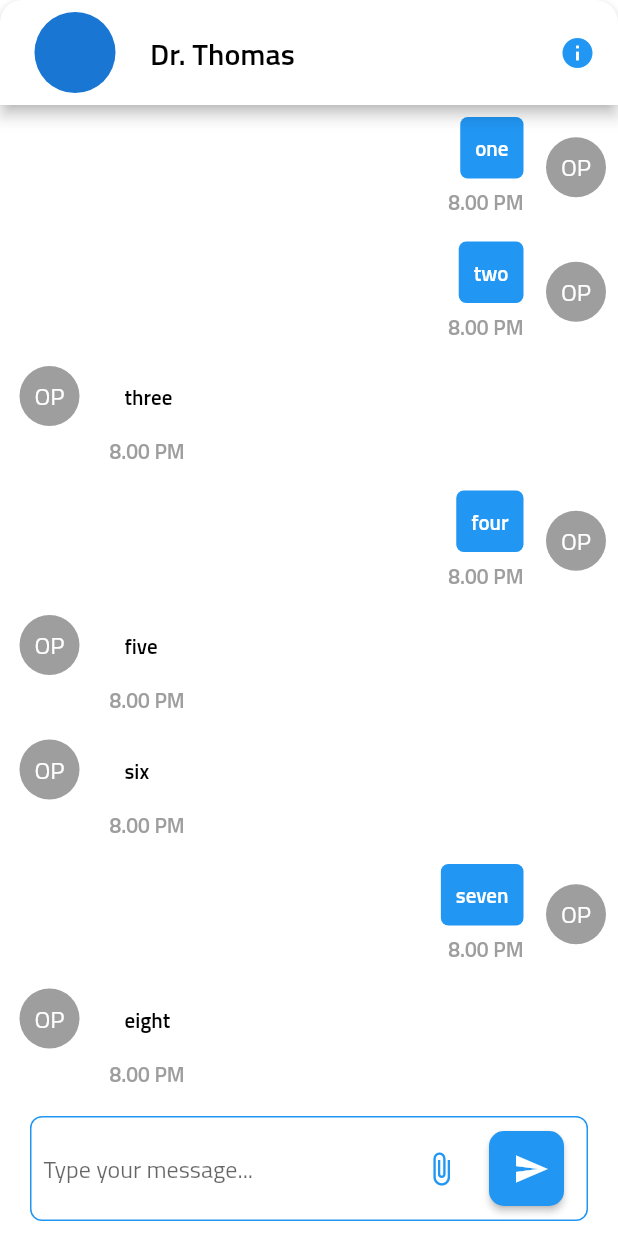
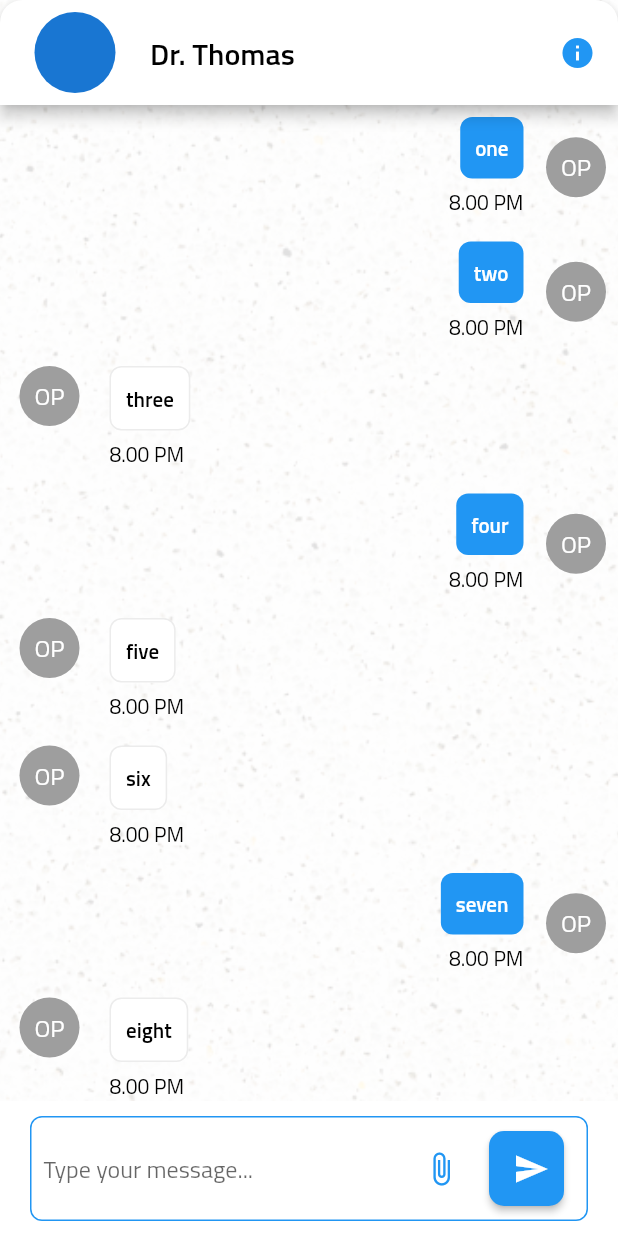
Before and after one commit to joyal670/flutter_dent, a Flutter app: the ChatPage widget shown alone on an empty page, opened directly, on a phone screen of 412 x 824 dp. Run offline on Flutter 3.47's test engine with Material 2 defaults, Android fonts, the phone set to English and light mode, and no system bars; missing offline and left inert: dart:js_interop.

Commit message:
initial commit

```diff
--- a/lib/main.dart
+++ b/lib/main.dart
@@ -1,4 +1,4 @@
-import 'package:dentcare/presentation/dashboard/signin/signin.dart';
+import 'package:dentcare/presentation/signin/signin.dart';
 import 'package:flutter/material.dart';
 
 void main() {
--- a/lib/model/chat_model.dart
+++ b/lib/model/chat_model.dart
@@ -1,8 +1,10 @@
 class ChatModel {
   int type = 0;
   String message = "";
+  bool isSelected = false;
 
-  ChatModel({required this.type, required this.message});
+  ChatModel(
+      {required this.type, required this.message, required this.isSelected});
 
   ChatModel.fromJson(Map<String, dynamic> json) {
     if (json["type"] is int) {
@@ -11,12 +13,16 @@ class ChatModel {
     if (json["message"] is String) {
       message = json["message"];
     }
+    if (json["isSelected"] is bool) {
+      isSelected = json["isSelected"];
+    }
   }
 
   Map<String, dynamic> toJson() {
     final Map<String, dynamic> _data = <String, dynamic>{};
     _data["type"] = type;
     _data["message"] = message;
+    _data["isSelected"] = isSelected;
     return _data;
   }
 }
--- a/lib/presentation/dashboard/chat_main.dart
+++ b/lib/presentation/dashboard/chat/chat_main.dart
@@ -1,10 +1,13 @@
+// ignore_for_file: prefer_const_constructors
+
 import 'dart:js_interop';
 
+import 'package:dentcare/presentation/widget/widgets.dart';
 import 'package:flutter/material.dart';
 
-import '../../core/colors.dart';
-import '../../core/dim.dart';
-import '../../model/chat_model.dart';
+import '../../../core/colors.dart';
+import '../../../core/dim.dart';
+import '../../../model/chat_model.dart';
 
 class ChatMain extends StatelessWidget {
   final isLargeScreen;
@@ -102,26 +105,22 @@ class ChatMain extends StatelessWidget {
           width15
         ],
       ),
-      // body: ListView(
-      //     children: List.generate(chatList.length, (index) {
-      //   return chatList[index].type == 0
-      //       ? ItemOne(
-      //           model: chatList[index],
-      //           isLargeScreen: isLargeScreen,
-      //         )
-      //       : ItemTwo(
-      //           model: chatList[index],
-      //           isLargeScreen: isLargeScreen,
-      //         );
-      // })),
-      body: ListView.separated(
+      body: Container(
+        decoration: BoxDecoration(
+            image: DecorationImage(
+                image: AssetImage('assets/images/inner_background.png'),
+                fit: BoxFit.cover)),
+        child: ListView.separated(
             itemBuilder: (context, index) {
               return chatList[index].type == 0
-                ? ItemOne(model: chatList[index], isLargeScreen: isLargeScreen)
-                : ItemTwo(model: chatList[index], isLargeScreen: isLargeScreen);
+                  ? ItemOne(
+                      model: chatList[index], isLargeScreen: isLargeScreen)
+                  : ItemTwo(
+                      model: chatList[index], isLargeScreen: isLargeScreen);
             },
             separatorBuilder: (context, index) => height0,
             itemCount: chatList.length),
+      ),
     );
   }
 }
@@ -146,39 +145,29 @@ class ItemOne extends StatelessWidget {
           width5,
           const CircleAvatar(
               backgroundColor: colorGrey,
-            child: Text(
-              'OP',
-              style: TextStyle(color: colorWhite),
-            ),
-          ),
+              child: TitleText(
+                  textStyle: TextStyle(color: colorWhite), title: "OP")),
           width20,
           Column(
             crossAxisAlignment: CrossAxisAlignment.start,
             children: [
-              SizedBox(
-                width: isLargeScreen
-                    ? MediaQuery.of(context).size.width * .4
-                    : MediaQuery.of(context).size.width * .7,
-                child: Container(
+              Container(
                   padding: const EdgeInsets.all(10),
                   decoration: BoxDecoration(
                       color: colorWhite,
-                    borderRadius: BorderRadius.circular(5),
-                  ),
-                  child: Text(
-                    model.message.toString(),
-                    style: const TextStyle(
+                      borderRadius: BorderRadius.circular(8),
+                      border: Border.all(color: colorGrey.withOpacity(0.2))),
+                  child: TitleText(
+                      textStyle: TextStyle(
                           color: colorBlack,
                           fontWeight: FontWeight.w600,
                           overflow: TextOverflow.clip),
-                  ),
-                ),
-              ),
+                      title: model.message)),
               height5,
-              const Text(
-                '8.00 PM',
-                style: TextStyle(color: colorGrey, fontWeight: FontWeight.w600),
-              ),
+              const TitleText(
+                  textStyle:
+                      TextStyle(color: colorBlack, fontWeight: FontWeight.w500),
+                  title: "8.00 PM"),
             ],
           )
         ],
@@ -211,31 +200,27 @@ class ItemTwo extends StatelessWidget {
                 padding: const EdgeInsets.all(10),
                 decoration: BoxDecoration(
                   color: colorBlue,
-                  borderRadius: BorderRadius.circular(5),
+                  borderRadius: BorderRadius.circular(8),
                 ),
-                child: Text(
-                  model.message,
-                  style: const TextStyle(
+                child: TitleText(
+                    textStyle: TextStyle(
                         color: colorWhite,
                         fontWeight: FontWeight.w600,
                         overflow: TextOverflow.clip),
-                ),
+                    title: model.message),
               ),
               height5,
-              const Text(
-                '8.00 PM',
-                style: TextStyle(color: colorGrey, fontWeight: FontWeight.w600),
-              ),
+              const TitleText(
+                  textStyle:
+                      TextStyle(color: colorBlack, fontWeight: FontWeight.w500),
+                  title: "8.00 PM"),
             ],
           ),
           width15,
           const CircleAvatar(
               backgroundColor: colorGrey,
-            child: Text(
-              'OP',
-              style: TextStyle(color: colorWhite),
-            ),
-          ),
+              child: TitleText(
+                  textStyle: TextStyle(color: colorWhite), title: "OP")),
         ],
       ),
     );
--- /dev/null
+++ b/lib/presentation/dashboard/chat/chat_page.dart
@@ -0,0 +1,30 @@
+import 'package:dentcare/core/colors.dart';
+import 'package:dentcare/core/dim.dart';
+import 'package:dentcare/model/chat_model.dart';
+import 'package:flutter/material.dart';
+
+import 'chat_main.dart';
+
+class ChatPage extends StatelessWidget {
+  ChatPage({super.key});
+
+  List<ChatModel> chatList = [];
+
+  @override
+  Widget build(BuildContext context) {
+    chatList.add(ChatModel(type: 1, message: "one", isSelected: true));
+    chatList.add(ChatModel(type: 1, message: "two", isSelected: true));
+    chatList.add(ChatModel(type: 0, message: "three", isSelected: true));
+    chatList.add(ChatModel(type: 1, message: "four", isSelected: true));
+    chatList.add(ChatModel(type: 0, message: "five", isSelected: true));
+    chatList.add(ChatModel(type: 0, message: "six", isSelected: true));
+    chatList.add(ChatModel(type: 1, message: "seven", isSelected: true));
+    chatList.add(ChatModel(type: 0, message: "eight", isSelected: true));
+    chatList.add(ChatModel(type: 0, message: "nine", isSelected: true));
+
+    return ChatMain(
+      chatList: chatList,
+      isLargeScreen: false,
+    );
+  }
+}
--- a/lib/presentation/dashboard/chat_page.dart
+++ /dev/null
@@ -1,30 +0,0 @@
-import 'package:dentcare/core/colors.dart';
-import 'package:dentcare/core/dim.dart';
-import 'package:dentcare/model/chat_model.dart';
-import 'package:flutter/material.dart';
-
-import 'chat_main.dart';
-
-class ChatPage extends StatelessWidget {
-  ChatPage({super.key});
-
-  List<ChatModel> chatList = [];
-
-  @override
-  Widget build(BuildContext context) {
-    chatList.add(ChatModel(type: 1, message: "one"));
-    chatList.add(ChatModel(type: 1, message: "two"));
-    chatList.add(ChatModel(type: 0, message: "three"));
-    chatList.add(ChatModel(type: 1, message: "four"));
-    chatList.add(ChatModel(type: 0, message: "five"));
-    chatList.add(ChatModel(type: 0, message: "six"));
-    chatList.add(ChatModel(type: 1, message: "seven"));
-    chatList.add(ChatModel(type: 0, message: "eight"));
-    chatList.add(ChatModel(type: 0, message: "nine"));
-
-    return ChatMain(
-      chatList: chatList,
-      isLargeScreen: false,
-    );
-  }
-}
--- a/lib/presentation/dashboard/signin/signin.dart
+++ b/lib/presentation/signin/signin.dart
@@ -3,7 +3,7 @@ import 'package:dentcare/core/dim.dart';
 import 'package:dentcare/presentation/dashboard/dashboard.dart';
 import 'package:flutter/material.dart';
 
-import '../../widget/widgets.dart';
+import '../widget/widgets.dart';
 
 class SignInScreen extends StatefulWidget {
   const SignInScreen({super.key});
--- a/lib/presentation/widget/widgets.dart
+++ b/lib/presentation/widget/widgets.dart
@@ -24,15 +24,21 @@ class TitleText extends StatelessWidget {
 
 class ImageWidget extends StatelessWidget {
   final imgUrl;
+  final width;
+  final height;
   const ImageWidget({
     super.key,
     required this.imgUrl,
+    this.width,
+    this.height,
   });
 
   @override
   Widget build(BuildContext context) {
     return Image.asset(
       imgUrl,
+      width: width,
+      height: height,
     );
   }
 }
--- a/pubspec.yaml
+++ b/pubspec.yaml
@@ -63,6 +63,8 @@ flutter:
     - assets/images/logo.png
     - assets/images/users.png
     - assets/images/logo_two.png
+    - assets/images/background.png
+    - assets/images/inner_background.png
 
   # An image asset can refer to one or more resolution-specific "variants", see
   # https://flutter.dev/assets-and-images/#resolution-aware
```
Also changed, not shown: lib/model/person_model.dart (added, +30 -0 lines), lib/presentation/dashboard/dashboard.dart (+76 -62 lines), lib/presentation/dashboard/indivigual.dart (deleted, +0 -142 lines), lib/presentation/dashboard/indivigual/indivigual.dart (added, +181 -0 lines), lib/presentation/dashboard/group/group.dart (renamed from lib/presentation/dashboard/group.dart), lib/presentation/widget/debouncer.dart (renamed from lib/presentation/dashboard/debouncer.dart). Lines whose indentation alone changed are shown as unchanged.
